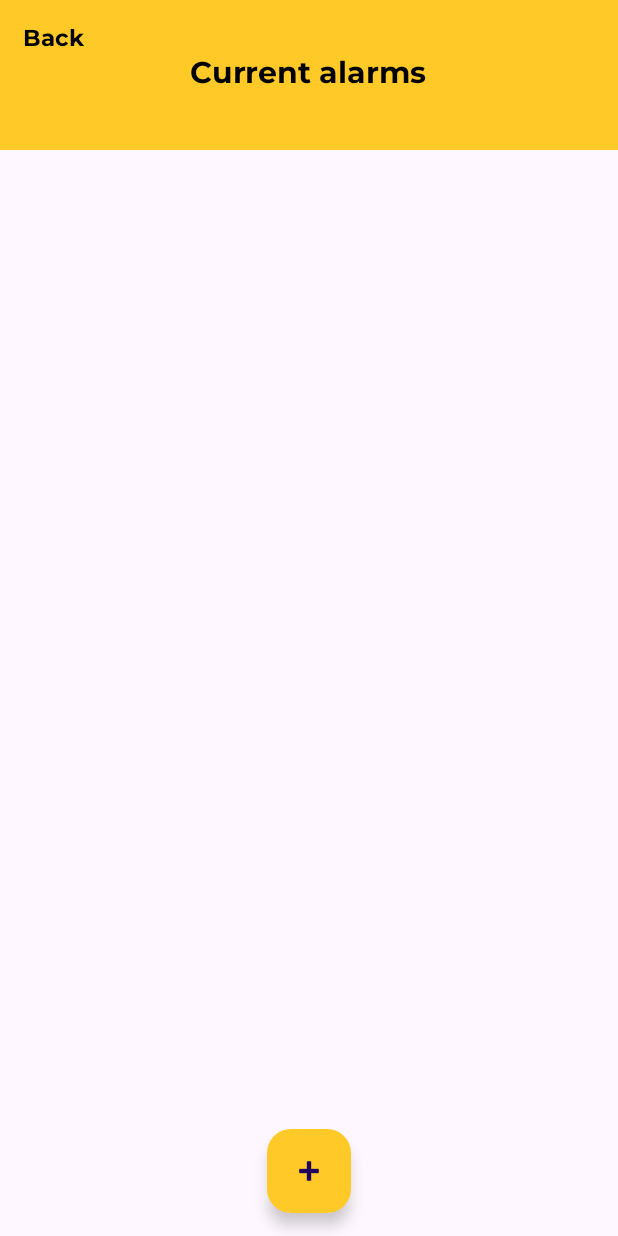
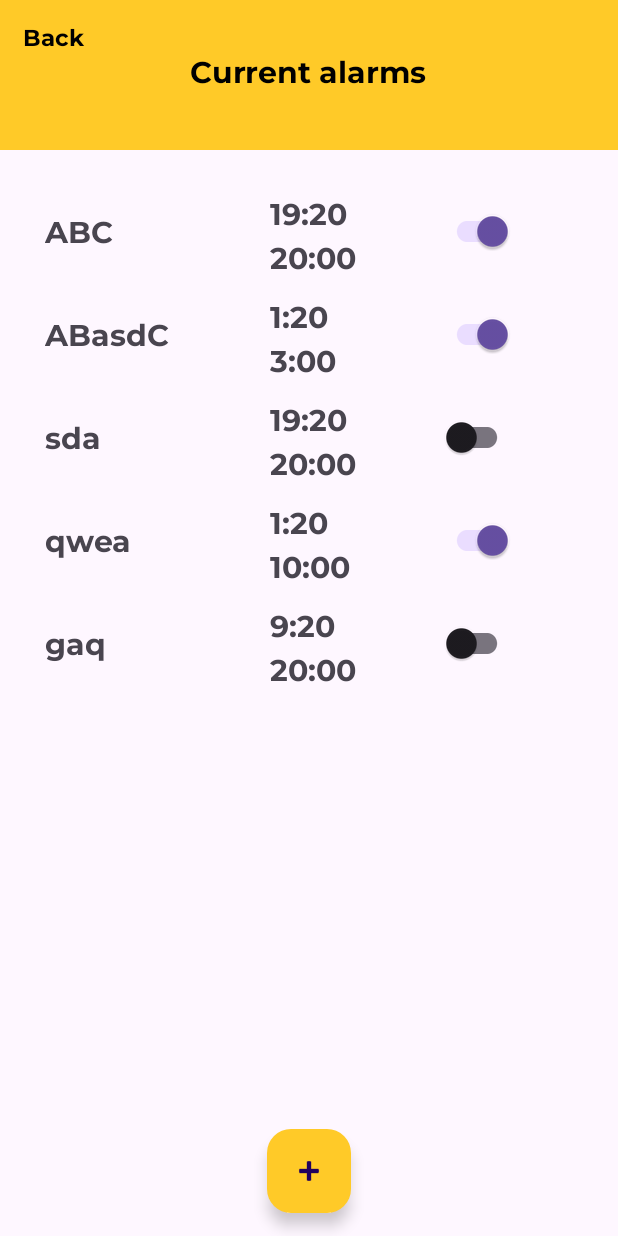
Before and after one commit to YuraLapin/Mobile, an Android app: the AlarmActivity screen opened directly, with no data from a screen before it, on a phone screen of 412 x 824 dp. Run offline under Robolectric (Android 15) with nearby library versions, the phone set to English and light mode, and no system bars.

Commit message:
Вывод всех элементов в списке

```diff
--- a/MobileApp/app/src/main/java/com/example/alarmmobileapp/AlarmActivity.java
+++ b/MobileApp/app/src/main/java/com/example/alarmmobileapp/AlarmActivity.java
@@ -3,7 +3,6 @@ package com.example.alarmmobileapp;
 import android.content.Intent;
 import android.os.Bundle;
 import android.view.View;
-import android.widget.ArrayAdapter;
 import android.widget.ListView;
 
 import androidx.activity.EdgeToEdge;
@@ -11,11 +10,21 @@ import androidx.appcompat.app.AppCompatActivity;
 import androidx.core.graphics.Insets;
 import androidx.core.view.ViewCompat;
 import androidx.core.view.WindowInsetsCompat;
+import androidx.recyclerview.widget.LinearLayoutManager;
+import androidx.recyclerview.widget.RecyclerView;
+
+import com.example.alarmmobileapp.classes.DayOfWeek;
+import com.example.alarmmobileapp.classes.Period;
+import com.example.alarmmobileapp.classes.PeriodAdapter;
+
+import java.util.ArrayList;
+import java.util.List;
 
 public class AlarmActivity extends AppCompatActivity {
 
-    private String[] itemsArr = new String[]{};
-    private ListView listView;
+
+    ArrayList<Period> periods = new ArrayList<>();
+    private RecyclerView recyclerView;
 
     @Override
     protected void onCreate(Bundle savedInstanceState) {
@@ -27,14 +36,11 @@ public class AlarmActivity extends AppCompatActivity {
             v.setPadding(systemBars.left, systemBars.top, systemBars.right, systemBars.bottom);
             return insets;
         });
-
-        listView = findViewById(R.id.listView);
-
-        ArrayAdapter<String> adapter = new ArrayAdapter<>(this, android.R.layout.simple_list_item_1, itemsArr);
-        listView.setAdapter(adapter);
-
-
-
+        setPeriodData();
+        recyclerView = findViewById(R.id.PeriodRecycleView);
+        PeriodAdapter adapter = new PeriodAdapter(this,periods);
+        recyclerView.setAdapter(adapter);
+        recyclerView.setLayoutManager(new LinearLayoutManager(this));
     }
 
     public void ReturnToMainActivity(View v){
@@ -42,4 +48,15 @@ public class AlarmActivity extends AppCompatActivity {
         startActivity(intent);
     }
 
+    private void setPeriodData(){
+        List<DayOfWeek>days = new ArrayList<DayOfWeek>();
+        days.add(DayOfWeek.MONDAY);
+        days.add(DayOfWeek.FRIDAY);
+        periods.add(new Period("ABC","19:20","20:00", days, true));
+        periods.add(new Period("ABasdC","1:20","3:00", days, true));
+        periods.add(new Period("sda","19:20","20:00", days, false));
+        periods.add(new Period("qwea","1:20","10:00", days, true));
+        periods.add(new Period("gaq","9:20","20:00", days, false));
+    }
+
 }
--- /dev/null
+++ b/MobileApp/app/src/main/java/com/example/alarmmobileapp/classes/PeriodAdapter.java
@@ -0,0 +1,62 @@
+package com.example.alarmmobileapp.classes;
+
+import android.content.Context;
+import android.view.LayoutInflater;
+import android.view.View;
+import android.view.ViewGroup;
+import android.widget.TextView;
+
+import androidx.annotation.NonNull;
+import androidx.appcompat.widget.SwitchCompat;
+import androidx.recyclerview.widget.RecyclerView;
+
+import com.example.alarmmobileapp.R;
+
+import java.util.List;
+
+public class PeriodAdapter extends RecyclerView.Adapter<PeriodAdapter.PeriodViewHolder> {
+
+    List<Period> periods;
+    private final LayoutInflater inflater;
+
+    public PeriodAdapter(Context context, List<Period> periods){
+        this.periods = periods;
+        this.inflater = LayoutInflater.from(context);
+    }
+
+    @NonNull
+    @Override
+    public PeriodAdapter.PeriodViewHolder onCreateViewHolder(@NonNull ViewGroup parent, int viewType) {
+        View view = inflater.inflate(R.layout.list_item, parent, false);
+        return new PeriodViewHolder(view);
+    }
+
+    @Override
+    public void onBindViewHolder(@NonNull PeriodAdapter.PeriodViewHolder holder, int position) {
+        Period period = periods.get(position);
+        holder.name.setText(period.getName());
+        holder.start.setText(period.getStartOfPeriod());
+        holder.end.setText(period.getEndOfPeriod());
+        holder.enabled.setChecked(period.isEnabled());
+    }
+
+    @Override
+    public int getItemCount() {
+        return periods.size();
+    }
+
+    public static class PeriodViewHolder extends RecyclerView.ViewHolder{
+
+        TextView name,start,end;
+        SwitchCompat enabled;
+
+        public PeriodViewHolder(@NonNull View itemView) {
+            super(itemView);
+            name = itemView.findViewById(R.id.name);
+            start = itemView.findViewById(R.id.start);
+            end = itemView.findViewById(R.id.end);
+            enabled = itemView.findViewById(R.id.enabled);
+        }
+    }
+
+}
--- a/MobileApp/app/src/main/res/layout/activity_alarm.xml
+++ b/MobileApp/app/src/main/res/layout/activity_alarm.xml
@@ -40,16 +40,6 @@
 
 
 
-    <ListView
-        android:id="@+id/listView"
-        android:layout_width="match_parent"
-        android:layout_height="match_parent"
-        android:layout_below="@id/upper_bg"
-
-        android:layout_marginHorizontal="20dp"
-        android:layout_marginTop="20dp"
-        android:layout_marginBottom="80dp"/>
-
 
     <com.google.android.material.floatingactionbutton.FloatingActionButton
         android:id="@+id/addButton"
@@ -62,4 +52,13 @@
         android:contentDescription="@string/app_name"
         android:src="@android:drawable/ic_input_add" />
 
+    <androidx.recyclerview.widget.RecyclerView
+        android:id="@+id/PeriodRecycleView"
+        android:layout_width="match_parent"
+        android:layout_height="match_parent"
+        android:layout_below="@id/upper_bg"
+        android:layout_above="@id/addButton"
+        android:layout_marginHorizontal="20dp"
+        android:layout_marginVertical="20dp"/>
+
 </RelativeLayout>
--- /dev/null
+++ b/MobileApp/app/src/main/res/layout/list_item.xml
@@ -0,0 +1,63 @@
+<?xml version="1.0" encoding="utf-8"?>
+<RelativeLayout xmlns:android="http://schemas.android.com/apk/res/android"
+    xmlns:tools="http://schemas.android.com/tools"
+    android:layout_width="match_parent"
+    android:layout_height="wrap_content"
+    xmlns:app="http://schemas.android.com/apk/res-auto">
+
+        <TextView
+            android:id="@+id/name"
+            android:layout_width="wrap_content"
+            android:layout_height="wrap_content"
+            android:fontFamily="@font/montserrat_bold"
+            android:layout_marginTop="22dp"
+            android:layout_marginLeft="10dp"
+            android:textSize="20sp"
+            android:text="Name"
+            android:minWidth="150dp"
+            android:maxWidth="150dp"
+
+            />
+
+        <TextView
+            android:id="@+id/start"
+            android:layout_width="wrap_content"
+            android:layout_height="wrap_content"
+            android:layout_marginTop="10dp"
+            android:fontFamily="@font/montserrat_bold"
+            android:layout_marginLeft="160dp"
+            android:text="19:00"
+            android:textSize="20sp" />
+    <TextView
+        android:id="@+id/end"
+        android:layout_width="wrap_content"
+        android:layout_height="wrap_content"
+        android:fontFamily="@font/montserrat_bold"
+        android:layout_marginLeft="160dp"
+        android:text="21:00"
+        android:layout_below="@+id/start"
+        android:textSize="20sp" />
+
+        <androidx.appcompat.widget.SwitchCompat
+            android:id="@+id/enabled"
+            android:layout_width="wrap_content"
+            android:layout_height="wrap_content"
+            android:layout_marginTop="10dp"
+            android:layout_alignParentEnd="true"
+            android:layout_marginEnd="50dp"
+            android:text=""
+
+            />
+
+<!--    <androidx.cardview.widget.CardView-->
+<!--        android:layout_width="match_parent"-->
+<!--        android:layout_height="80dp"-->
+<!--        app:cardBackgroundColor="@color/yellow"-->
+<!--        app:cardCornerRadius="20dp">-->
+<!--        -->
+<!--    </androidx.cardview.widget.CardView>-->
+
+
+
+
+</RelativeLayout>
```
